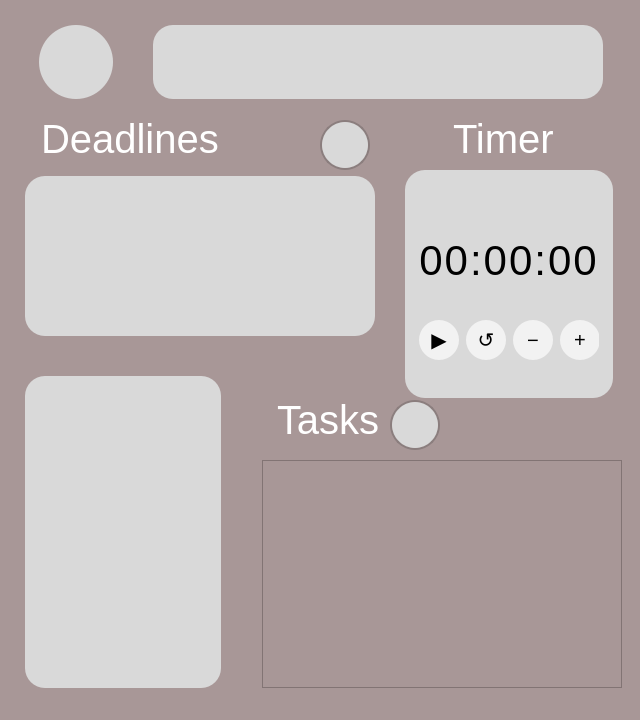
Before: the Qt Designer form grape/src/dashboard/dashboard.ui in rotat1ck/grape, drawn with Qt 5.
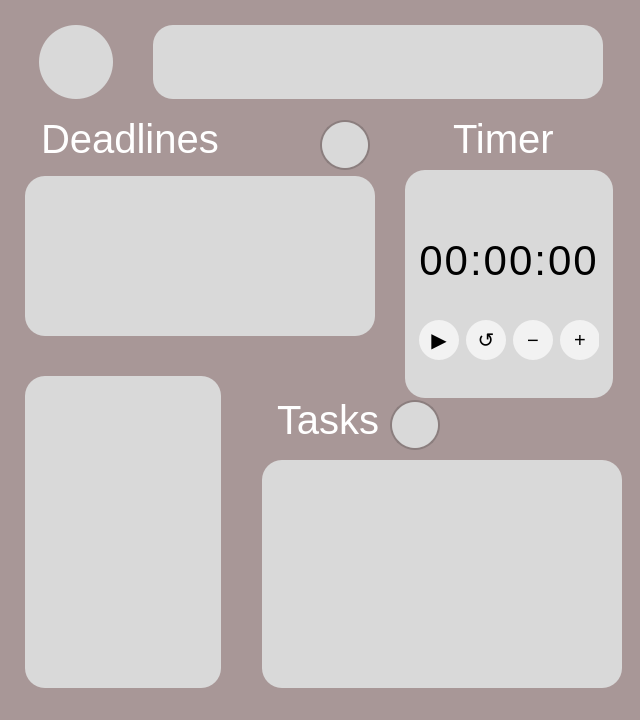
After: the same form once the commit is applied. Icons and pictures are not drawn.

What changed in the file:
```diff
--- a/grape/src/dashboard/dashboard.ui
+++ b/grape/src/dashboard/dashboard.ui
@@ -506,14 +506,7 @@
        </rect>
       </property>
       <property name="styleSheet">
-       <string notr="true">QScrollArea {
-    border: none;
-    background: #D9D9D9;
-}
-
-QScrollArea &gt; QWidget &gt; QWidget {
-    background: #D9D9D9;
-}
+       <string notr="true">QScrollArea { border: none; }
 
 QScrollBar:vertical {
     border: none;
@@ -521,17 +514,13 @@
     width: 8px;
     margin: 0px;
 }
-
 QScrollBar::handle:vertical {
-    background: #A0A0A0;  /* Цвет ползунка */
-    border-radius: 16px;
+    background: #8B7E7E;
+    border-radius: 4px;
     min-height: 20px;
 }
-
-QScrollBar::add-line:vertical, 
-QScrollBar::sub-line:vertical {
+QScrollBar::add-line:vertical, QScrollBar::sub-line:vertical {
     height: 0px;
-    background: none;
 }</string>
       </property>
       <property name="widgetResizable">
@@ -547,21 +536,11 @@
         </rect>
        </property>
        <property name="styleSheet">
-        <string notr="true">QScrollArea { border: none; }
-
-QScrollBar:vertical {
-    border: none;
+        <string notr="true">QWidget {
     background: #D9D9D9;
-    width: 8px;
-    margin: 0px;
-}
-QScrollBar::handle:vertical {
-    background: #8B7E7E;
-    border-radius: 4px;
-    min-height: 20px;
-}
-QScrollBar::add-line:vertical, QScrollBar::sub-line:vertical {
-    height: 0px;
+    border-radius: 20px;
+    padding: 15px;
+    font-family: 'Julius Sans One';
 }</string>
        </property>
       </widget>
```
